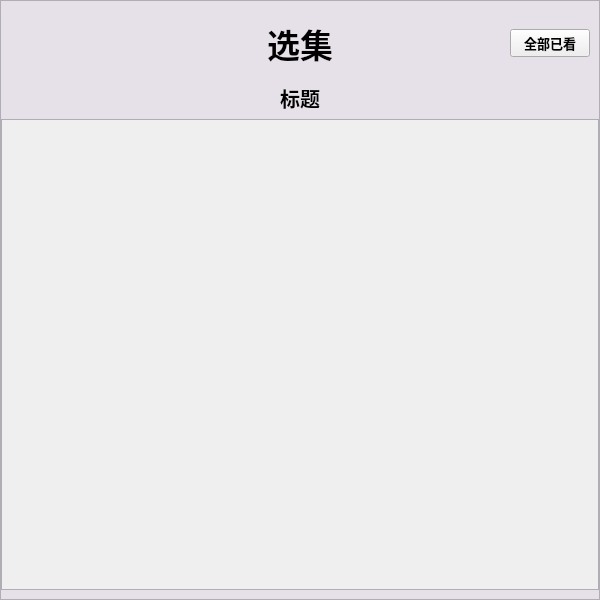
The window that ui/.ui/episode_ui.ui (HYM408/ACGN_HYM) describes before a commit, drawn with Qt 5.
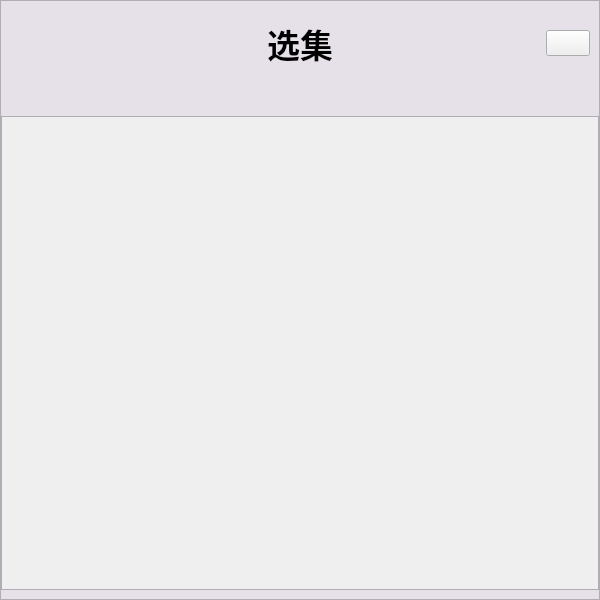
The same window after the commit. Icons and pictures are not drawn.

Diff of the .ui file:
```diff
--- a/ui/.ui/episode_ui.ui
+++ b/ui/.ui/episode_ui.ui
@@ -120,7 +120,7 @@
           </widget>
          </item>
          <item>
-          <widget class="QPushButton" name="pushButton_12">
+          <widget class="QLabel" name="pushButton_12">
            <property name="minimumSize">
             <size>
              <width>480</width>
@@ -140,12 +140,12 @@
              <bold>true</bold>
             </font>
            </property>
-           <property name="styleSheet">
-            <string notr="true">border:none;</string>
-           </property>
            <property name="text">
             <string>选集</string>
            </property>
+           <property name="alignment">
+            <set>Qt::AlignmentFlag::AlignCenter</set>
+           </property>
           </widget>
          </item>
          <item>
@@ -158,7 +158,7 @@
             </font>
            </property>
            <property name="text">
-            <string>全部已看</string>
+            <string/>
            </property>
           </widget>
          </item>
@@ -166,7 +166,7 @@
        </widget>
       </item>
       <item>
-       <widget class="QPushButton" name="pushButton_13">
+       <widget class="QLabel" name="pushButton_13">
         <property name="font">
          <font>
           <family>微软雅黑</family>
@@ -174,11 +174,11 @@
           <bold>true</bold>
          </font>
         </property>
-        <property name="styleSheet">
-         <string notr="true">border:none;</string>
-        </property>
         <property name="text">
-         <string>标题</string>
+         <string/>
+        </property>
+        <property name="alignment">
+         <set>Qt::AlignmentFlag::AlignCenter</set>
         </property>
        </widget>
       </item>
```
Left out of the diff: 23 changed lines with no effect on the pictures.
